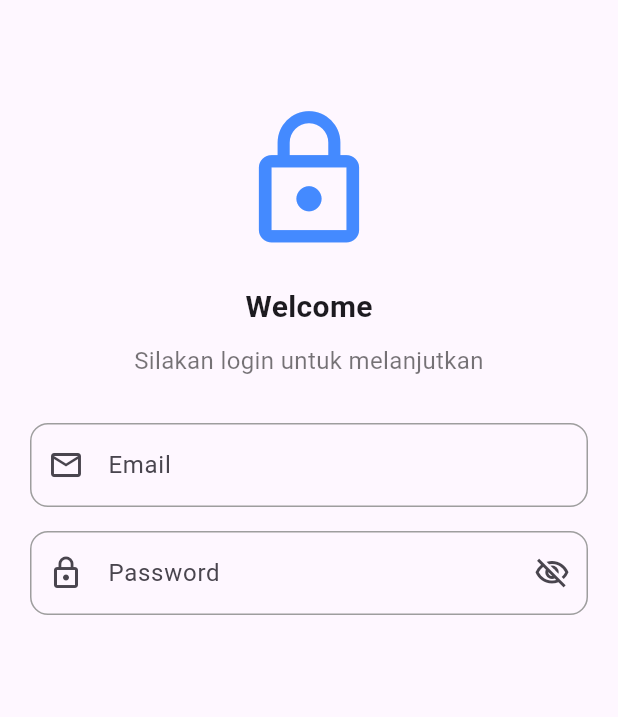
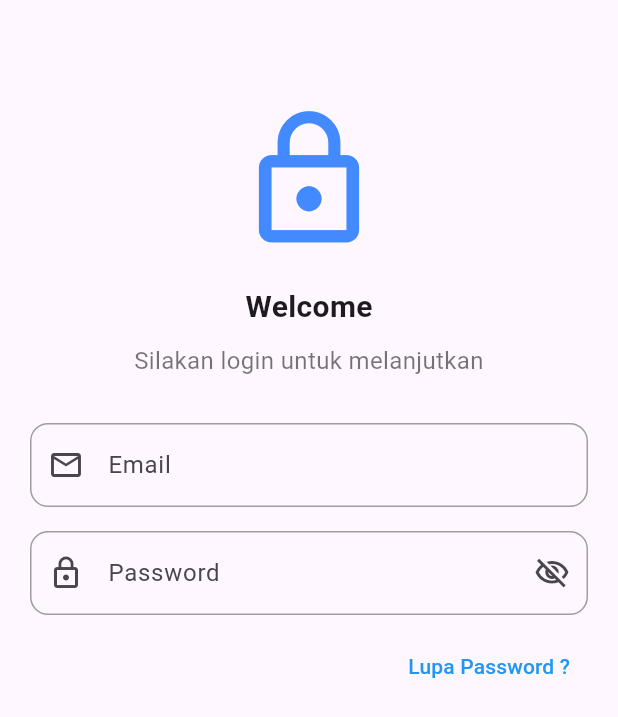
Before and after one commit to I-JasonLee/Tugas_week_6_1123150116, a Flutter app: the screen it shows after launch, on a phone screen of 412 x 824 dp. Shown: the top 717 px of the screen. Run offline on Flutter 3.47's test engine with Material 3 defaults, Android fonts, the phone set to English and light mode, and no system bars.

Commit message:
add tombol lupa password di bawah field password

```diff
--- a/lib/screen/login.dart
+++ b/lib/screen/login.dart
@@ -78,6 +78,21 @@ class Login extends StatelessWidget {
                   ),
                 ),
               ),
+
+              const SizedBox(height: 10),
+              // Tombol"Lupa Password"
+              Align(
+                alignment: Alignment.centerRight,
+                child: TextButton(
+                  onPressed: () {
+                    // Aksi lupa password (belum diisi)
+                  },
+                  child: const Text(
+                    "Lupa Password ?",
+                    style: TextStyle(color: Colors.blue),
+                  ),
+                ),
+              ),
             ],
           ),
         ),
```
